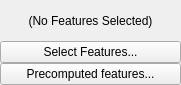
Before: the Qt Designer form ilastik/applets/featureSelection/featureSelectionDrawer.ui in ilastik/ilastik, drawn with Qt 5.
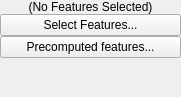
After: the same form once the commit is applied.

Commit message: Layout: Added vertical spacers to applet drawer layouts so the widgets in each drawer stay grouped together without extra space.

The edit to the form file:
```diff
--- a/ilastik/applets/featureSelection/featureSelectionDrawer.ui
+++ b/ilastik/applets/featureSelection/featureSelectionDrawer.ui
@@ -7,7 +7,7 @@
     <x>0</x>
     <y>0</y>
     <width>181</width>
-    <height>85</height>
+    <height>97</height>
    </rect>
   </property>
   <property name="windowTitle">
@@ -55,6 +55,19 @@
        </property>
       </widget>
      </item>
+     <item>
+      <spacer name="verticalSpacer">
+       <property name="orientation">
+        <enum>Qt::Vertical</enum>
+       </property>
+       <property name="sizeHint" stdset="0">
+        <size>
+         <width>20</width>
+         <height>40</height>
+        </size>
+       </property>
+      </spacer>
+     </item>
     </layout>
    </item>
   </layout>
```
The commit also changes 6 other files.
